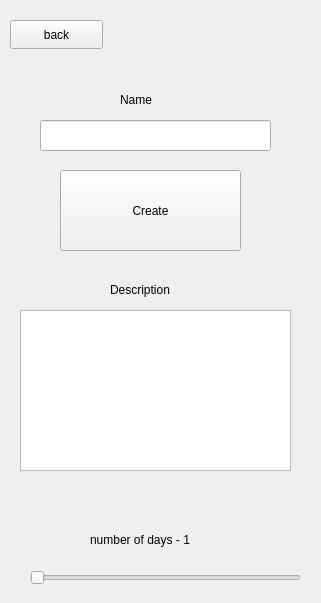
Qt form createhabit.ui (oleksandrhf/GoHabit) before a commit.
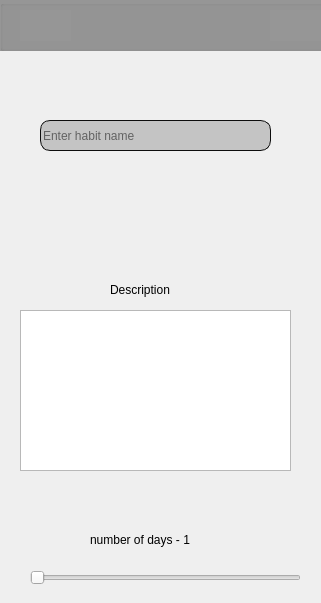
The same form after that commit. Icons and pictures are not drawn.

```diff
--- a/createhabit.ui
+++ b/createhabit.ui
@@ -22,18 +22,24 @@
      <height>31</height>
     </rect>
    </property>
-  </widget>
-  <widget class="QLabel" name="label">
-   <property name="geometry">
-    <rect>
-     <x>120</x>
-     <y>90</y>
-     <width>63</width>
-     <height>20</height>
-    </rect>
+   <property name="styleSheet">
+    <string notr="true">QLineEdit {
+border-radius: 10px;
+background-color: #c4c4c4 ;
+border:1px solid #0d0d0d;
+}
+
+QLineEdit:focus {
+border:2px solid #87bbff;
+}
+
+</string>
    </property>
    <property name="text">
-    <string>Name</string>
+    <string/>
+   </property>
+   <property name="placeholderText">
+    <string>Enter habit name</string>
    </property>
   </widget>
   <widget class="QSlider" name="horizontalSlider">
@@ -71,32 +77,6 @@
     <string notr="true">number of days - 1</string>
    </property>
   </widget>
-  <widget class="QPushButton" name="pushButton">
-   <property name="geometry">
-    <rect>
-     <x>60</x>
-     <y>170</y>
-     <width>181</width>
-     <height>81</height>
-    </rect>
-   </property>
-   <property name="text">
-    <string>Create</string>
-   </property>
-  </widget>
-  <widget class="QPushButton" name="pushButton_2">
-   <property name="geometry">
-    <rect>
-     <x>10</x>
-     <y>20</y>
-     <width>93</width>
-     <height>29</height>
-    </rect>
-   </property>
-   <property name="text">
-    <string>back</string>
-   </property>
-  </widget>
   <widget class="QTextEdit" name="textEdit">
    <property name="geometry">
     <rect>
@@ -127,6 +107,105 @@
     <string>Description</string>
    </property>
   </widget>
+  <widget class="QGroupBox" name="groupBox_2">
+   <property name="geometry">
+    <rect>
+     <x>0</x>
+     <y>0</y>
+     <width>361</width>
+     <height>51</height>
+    </rect>
+   </property>
+   <property name="styleSheet">
+    <string notr="true">position: absolute;
+width: 360px;
+height: 65px;
+left: 0px;
+top: 0px;
+
+background: #969696;
+</string>
+   </property>
+   <property name="title">
+    <string/>
+   </property>
+   <widget class="QPushButton" name="pushButton">
+    <property name="geometry">
+     <rect>
+      <x>250</x>
+      <y>0</y>
+      <width>71</width>
+      <height>51</height>
+     </rect>
+    </property>
+    <property name="styleSheet">
+     <string notr="true">border: medium none;
+  background-image: none; 
+  background: transparent;
+  float: left;
+  background-color: transparent;</string>
+    </property>
+    <property name="text">
+     <string/>
+    </property>
+   </widget>
+   <widget class="QLabel" name="label_4">
+    <property name="geometry">
+     <rect>
+      <x>270</x>
+      <y>10</y>
+      <width>51</width>
+      <height>31</height>
+     </rect>
+    </property>
+    <property name="text">
+     <string/>
+    </property>
+    <property name="pixmap">
+     <pixmap resource="pick.qrc">:/img/pick/Save.png</pixmap>
+    </property>
+   </widget>
+   <widget class="QPushButton" name="pushButton_2">
+    <property name="geometry">
+     <rect>
+      <x>0</x>
+      <y>0</y>
+      <width>71</width>
+      <height>51</height>
+     </rect>
+    </property>
+    <property name="styleSheet">
+     <string notr="true">border: medium none;
+  background-image: none; 
+  background: transparent;
+  float: left;
+  background-color: transparent;</string>
+    </property>
+    <property name="text">
+     <string/>
+    </property>
+   </widget>
+   <widget class="QLabel" name="label_5">
+    <property name="geometry">
+     <rect>
+      <x>20</x>
+      <y>10</y>
+      <width>51</width>
+      <height>31</height>
+     </rect>
+    </property>
+    <property name="text">
+     <string/>
+    </property>
+    <property name="pixmap">
+     <pixmap resource="pick.qrc">:/img/pick/Back.png</pixmap>
+    </property>
+   </widget>
+   <zorder>label_5</zorder>
+   <zorder>label_4</zorder>
+   <zorder>pushButton</zorder>
+   <zorder>pushButton_2</zorder>
+  </widget>
  </widget>
  <resources/>
  <connections/>
```
Left out of the diff: 4 changed lines with no effect on the pictures.
